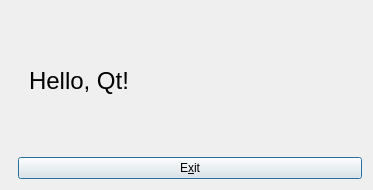
First picture: the form in src/ma/cpp_tests/min_qt_desktop_app/mainform.ui, repository mabrarov/cpp_tests, before the edit.
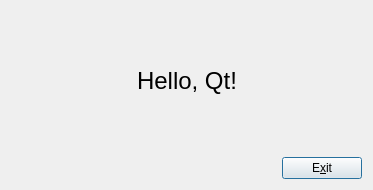
Second picture: the form after the edit.

Commit message: Qt 5.3.1 support was added.

The edit to the form file:
```diff
--- a/src/ma/cpp_tests/min_qt_desktop_app/mainform.ui
+++ b/src/ma/cpp_tests/min_qt_desktop_app/mainform.ui
@@ -23,12 +23,26 @@
       <bool>true</bool>
      </property>
      <widget class="QWidget" name="scrollAreaWidgetContents">
+      <property name="geometry">
+       <rect>
+        <x>0</x>
+        <y>0</y>
+        <width>355</width>
+        <height>141</height>
+       </rect>
+      </property>
       <layout class="QVBoxLayout" name="verticalLayout">
        <item>
         <spacer name="topVerticalSpacer">
          <property name="orientation">
           <enum>Qt::Vertical</enum>
          </property>
+         <property name="sizeHint" stdset="0">
+          <size>
+           <width>0</width>
+           <height>0</height>
+          </size>
+         </property>
         </spacer>
        </item>
        <item>
@@ -38,6 +52,12 @@
            <property name="orientation">
             <enum>Qt::Horizontal</enum>
            </property>
+           <property name="sizeHint" stdset="0">
+            <size>
+             <width>0</width>
+             <height>0</height>
+            </size>
+           </property>
           </spacer>
          </item>
          <item>
@@ -57,6 +77,12 @@
            <property name="orientation">
             <enum>Qt::Horizontal</enum>
            </property>
+           <property name="sizeHint" stdset="0">
+            <size>
+             <width>0</width>
+             <height>0</height>
+            </size>
+           </property>
           </spacer>
          </item>
         </layout>
@@ -66,6 +92,12 @@
          <property name="orientation">
           <enum>Qt::Vertical</enum>
          </property>
+         <property name="sizeHint" stdset="0">
+          <size>
+           <width>0</width>
+           <height>0</height>
+          </size>
+         </property>
         </spacer>
        </item>
       </layout>
@@ -79,6 +111,12 @@
        <property name="orientation">
         <enum>Qt::Horizontal</enum>
        </property>
+       <property name="sizeHint" stdset="0">
+        <size>
+         <width>0</width>
+         <height>0</height>
+        </size>
+       </property>
       </spacer>
      </item>
      <item>
```
The commit also changes 2 other files.
